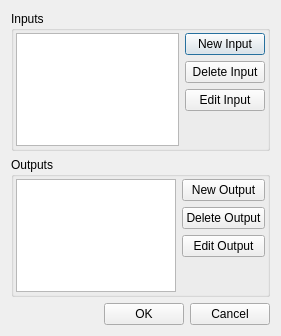
Old version of the form dev/Code/Sandbox/Editor/HyperGraph/FlowGraphEditModuleDlg.ui in the repository aws/lumberyard.
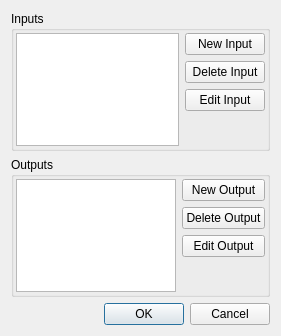
New version of the form.

What changed in the file:
```diff
--- a/dev/Code/Sandbox/Editor/HyperGraph/FlowGraphEditModuleDlg.ui
+++ b/dev/Code/Sandbox/Editor/HyperGraph/FlowGraphEditModuleDlg.ui
@@ -128,35 +128,11 @@
     </widget>
    </item>
    <item>
-    <layout class="QHBoxLayout" name="horizontalLayout">
-     <item>
-      <spacer name="horizontalSpacer">
-       <property name="orientation">
-        <enum>Qt::Horizontal</enum>
-       </property>
-       <property name="sizeHint" stdset="0">
-        <size>
-         <width>40</width>
-         <height>20</height>
-        </size>
-       </property>
-      </spacer>
-     </item>
-     <item>
-      <widget class="QPushButton" name="OK">
-       <property name="text">
-        <string>OK</string>
-       </property>
-      </widget>
-     </item>
-     <item>
-      <widget class="QPushButton" name="CANCEL">
-       <property name="text">
-        <string>Cancel</string>
-       </property>
-      </widget>
-     </item>
-    </layout>
+    <widget class="QDialogButtonBox" name="buttonBox">
+     <property name="standardButtons">
+      <set>QDialogButtonBox::Cancel|QDialogButtonBox::Ok</set>
+     </property>
+    </widget>
    </item>
   </layout>
  </widget>
```
Left out of the diff: 28 changed lines with no effect on the pictures.
